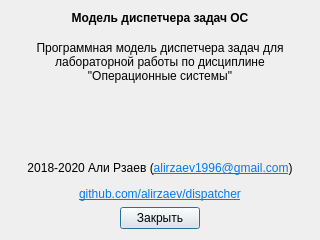
Old version of the form dispatcher/aboutwindow.ui in the repository alirzaev/dispatcher.
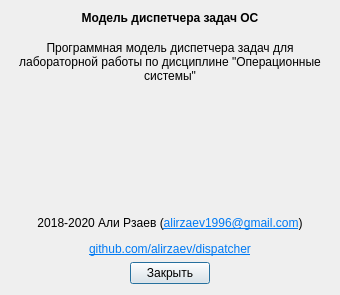
New version of the form.

Patch:
```diff
--- a/dispatcher/aboutwindow.ui
+++ b/dispatcher/aboutwindow.ui
@@ -9,8 +9,8 @@
    <rect>
     <x>0</x>
     <y>0</y>
-    <width>320</width>
-    <height>240</height>
+    <width>340</width>
+    <height>295</height>
    </rect>
   </property>
   <property name="sizePolicy">
@@ -19,6 +19,12 @@
     <verstretch>0</verstretch>
    </sizepolicy>
   </property>
+  <property name="minimumSize">
+   <size>
+    <width>340</width>
+    <height>295</height>
+   </size>
+  </property>
   <property name="windowTitle">
    <string>О программе</string>
   </property>
```
Left out of the diff: 10 changed lines with no effect on the pictures.
